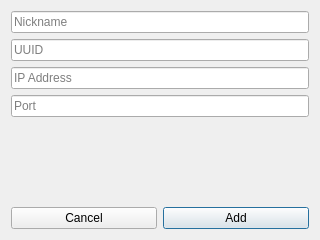
Dimaryst/partisanMessenger, file assets/AddContactDialog.ui: the form before one commit.
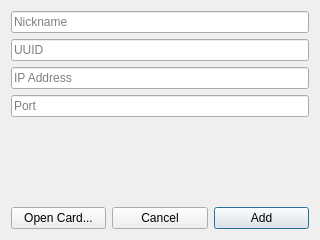
The form after the commit.

Diff of the .ui file:
```diff
--- a/assets/AddContactDialog.ui
+++ b/assets/AddContactDialog.ui
@@ -69,6 +69,13 @@
    </item>
    <item>
     <layout class="QHBoxLayout" name="horizontalLayout">
+     <item>
+      <widget class="QPushButton" name="pushButtonOpenCard">
+       <property name="text">
+        <string>Open Card...</string>
+       </property>
+      </widget>
+     </item>
      <item>
       <widget class="QPushButton" name="pushButtonCancel">
        <property name="text">
```
